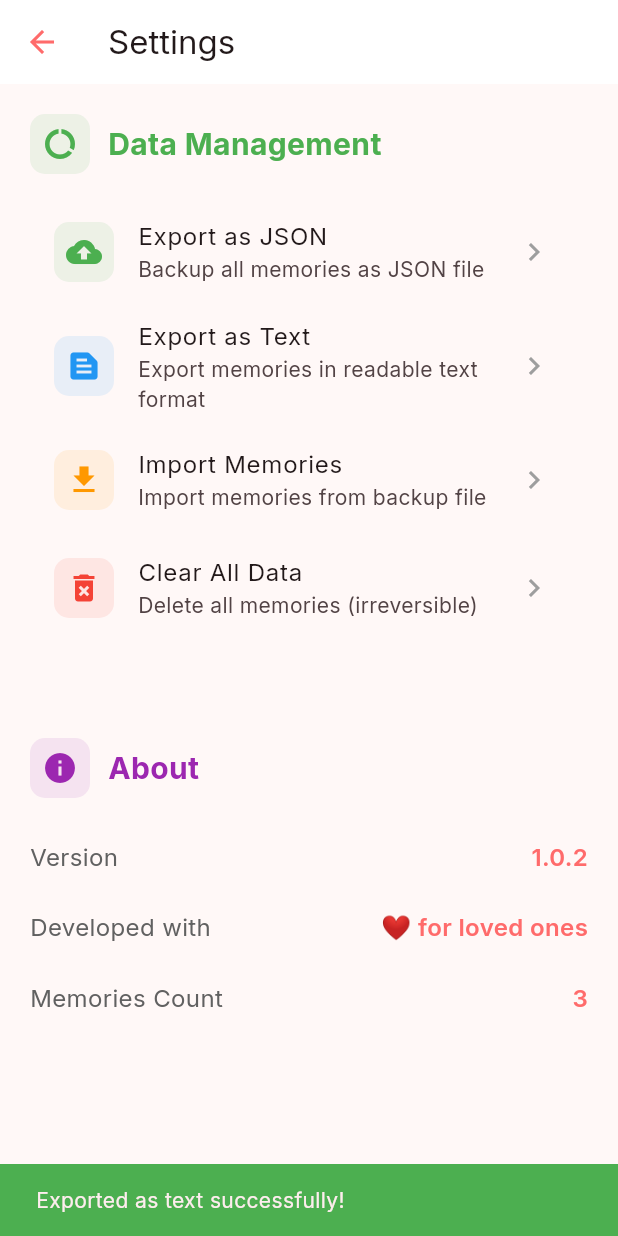
After one commit to munkh-hustle/muchi, a Flutter app: the SettingsScreen screen opened directly, after a tap on "Export as Text", on a phone screen of 412 x 824 dp. The commit adds this screen. Run offline on Flutter 3.47's test engine with Material 3 defaults, Android fonts, the phone set to English and light mode, and no system bars; our stand-ins replace file_picker, google_fonts, share_plus; Roboto replaces fonts that are missing (DancingScript).

Commit message:
version: 1.0.3+1
export/import data

```diff
--- /dev/null
+++ b/lib/screens/settings_screen.dart
@@ -0,0 +1,197 @@
+import 'package:flutter/material.dart';
+import 'package:muchi/data/memory_data.dart';
+import 'package:muchi/services/data_service.dart';
+
+class SettingsScreen extends StatelessWidget {
+  const SettingsScreen({super.key});
+
+  @override
+  Widget build(BuildContext context) {
+    return Scaffold(
+      appBar: AppBar(
+        title: const Text('Settings'),
+        backgroundColor: Colors.white,
+        elevation: 0,
+        iconTheme: const IconThemeData(color: Color(0xFFFF6B6B)),
+      ),
+      body: ListView(
+        padding: const EdgeInsets.all(20),
+        children: [
+          // Data Management Section
+          _buildSection(
+            title: 'Data Management',
+            icon: Icons.data_usage,
+            color: const Color(0xFF4CAF50),
+            children: [
+              _buildSettingItem(
+                icon: Icons.backup,
+                title: 'Export as JSON',
+                subtitle: 'Backup all memories as JSON file',
+                onTap: () => DataService.exportMemories(context),
+                color: const Color(0xFF4CAF50),
+              ),
+              _buildSettingItem(
+                icon: Icons.text_snippet,
+                title: 'Export as Text',
+                subtitle: 'Export memories in readable text format',
+                onTap: () => DataService.exportAsText(context),
+                color: const Color(0xFF2196F3),
+              ),
+              _buildSettingItem(
+                icon: Icons.download,
+                title: 'Import Memories',
+                subtitle: 'Import memories from backup file',
+                onTap: () => DataService.importMemories(context),
+                color: const Color(0xFFFF9800),
+              ),
+              _buildSettingItem(
+                icon: Icons.delete_forever,
+                title: 'Clear All Data',
+                subtitle: 'Delete all memories (irreversible)',
+                onTap: () => DataService.clearAllData(context),
+                color: Colors.red,
+              ),
+            ],
+          ),
+
+          const SizedBox(height: 40),
+
+          // Info Section
+          _buildSection(
+            title: 'About',
+            icon: Icons.info,
+            color: const Color(0xFF9C27B0),
+            children: [
+              _buildInfoItem(
+                'Version',
+                '1.0.2',
+              ),
+              _buildInfoItem(
+                'Developed with',
+                '❤️ for loved ones',
+              ),
+              _buildInfoItem(
+                'Memories Count',
+                '${MemoryData.memories.length}',
+              ),
+            ],
+          ),
+
+          const SizedBox(height: 60),
+
+          // Footer
+          Center(
+            child: Column(
+              children: [
+                Text(
+                  'LoveLines',
+                  style: TextStyle(
+                    fontSize: 18,
+                    color: Colors.grey.shade600,
+                    fontFamily: 'DancingScript',
+                  ),
+                ),
+                const SizedBox(height: 8),
+                Text(
+                  'Keep your love story alive 💖',
+                  style: TextStyle(
+                    fontSize: 14,
+                    color: Colors.grey.shade500,
+                  ),
+                ),
+              ],
+            ),
+          ),
+        ],
+      ),
+    );
+  }
+
+  Widget _buildSection({
+    required String title,
+    required IconData icon,
+    required Color color,
+    required List<Widget> children,
+  }) {
+    return Column(
+      crossAxisAlignment: CrossAxisAlignment.start,
+      children: [
+        Row(
+          children: [
+            Container(
+              width: 40,
+              height: 40,
+              decoration: BoxDecoration(
+                color: color.withOpacity(0.1),
+                borderRadius: BorderRadius.circular(10),
+              ),
+              child: Icon(icon, color: color),
+            ),
+            const SizedBox(width: 12),
+            Text(
+              title,
+              style: TextStyle(
+                fontSize: 20,
+                fontWeight: FontWeight.w700,
+                color: color,
+              ),
+            ),
+          ],
+        ),
+        const SizedBox(height: 16),
+        ...children,
+        const SizedBox(height: 24),
+      ],
+    );
+  }
+
+  Widget _buildSettingItem({
+    required IconData icon,
+    required String title,
+    required String subtitle,
+    required VoidCallback onTap,
+    required Color color,
+  }) {
+    return ListTile(
+      leading: Container(
+        width: 40,
+        height: 40,
+        decoration: BoxDecoration(
+          color: color.withOpacity(0.1),
+          borderRadius: BorderRadius.circular(10),
+        ),
+        child: Icon(icon, color: color),
+      ),
+      title: Text(title),
+      subtitle: Text(subtitle),
+      trailing: const Icon(Icons.chevron_right, color: Colors.grey),
+      onTap: onTap,
+    );
+  }
+
+  Widget _buildInfoItem(String label, String value) {
+    return Padding(
+      padding: const EdgeInsets.symmetric(vertical: 12),
+      child: Row(
+        mainAxisAlignment: MainAxisAlignment.spaceBetween,
+        children: [
+          Text(
+            label,
+            style: TextStyle(
+              fontSize: 16,
+              color: Colors.grey.shade700,
+            ),
+          ),
+          Text(
+            value,
+            style: const TextStyle(
+              fontSize: 16,
+              fontWeight: FontWeight.w600,
+              color: Color(0xFFFF6B6B),
+            ),
+          ),
+        ],
+      ),
+    );
+  }
+}
--- a/lib/screens/timeline_screen.dart
+++ b/lib/screens/timeline_screen.dart
@@ -3,6 +3,7 @@ import 'package:google_fonts/google_fonts.dart';
 import 'package:muchi/data/memory_data.dart';
 import 'package:muchi/screens/add_edit_memory_screen.dart';
 import 'package:muchi/screens/memory_detail_screen.dart';
+import 'package:muchi/screens/settings_screen.dart';
 import 'package:muchi/widgets/memory_card.dart';
 
 class TimelineScreen extends StatefulWidget {
@@ -374,6 +375,11 @@ class _TimelineScreenState extends State<TimelineScreen> {
                 color: Colors.grey,
                 onTap: () {
                   Navigator.pop(context);
+                  Navigator.push(
+                    context,
+                    MaterialPageRoute(
+                        builder: (context) => const SettingsScreen()),
+                  );
                 },
               ),
               const Spacer(),
--- /dev/null
+++ b/lib/services/data_service.dart
@@ -0,0 +1,252 @@
+import 'dart:convert';
+import 'dart:io';
+import 'package:file_picker/file_picker.dart';
+import 'package:flutter/material.dart';
+import 'package:path_provider/path_provider.dart';
+import 'package:muchi/data/memory.dart';
+import 'package:muchi/data/memory_data.dart';
+import 'package:share_plus/share_plus.dart';
+
+class DataService {
+  // Export memories as JSON file
+  static Future<void> exportMemories(BuildContext context) async {
+    try {
+      final memories = MemoryData.memories;
+      final List<Map<String, dynamic>> exportData = memories.map((memory) {
+        return {
+          'date': memory.date.toIso8601String(),
+          'title': memory.title,
+          'highlights': memory.highlights,
+          'fullStory': memory.fullStory,
+          'location': memory.location,
+          'loveRating': memory.loveRating,
+          'mood': memory.mood,
+          'weather': memory.weather,
+          'isMilestone': memory.isMilestone,
+          'tags': memory.tags,
+          'secretNote': memory.secretNote,
+        };
+      }).toList();
+
+      final jsonData = jsonEncode({
+        'app': 'LoveLines',
+        'version': '1.0',
+        'exportDate': DateTime.now().toIso8601String(),
+        'memoriesCount': memories.length,
+        'memories': exportData,
+      });
+
+      // Get app directory
+      final directory = await getApplicationDocumentsDirectory();
+      final timestamp = DateTime.now().millisecondsSinceEpoch;
+      final file = File('${directory.path}/lovelines_backup_$timestamp.json');
+
+      await file.writeAsString(jsonData);
+
+      // Share the file
+      await Share.shareXFiles(
+        [XFile(file.path)],
+        text: 'LoveLines Memories Backup',
+        subject: 'LoveLines Backup ${DateTime.now().toString()}',
+      );
+
+      ScaffoldMessenger.of(context).showSnackBar(
+        SnackBar(
+          content: Text('Exported ${memories.length} memories successfully!'),
+          backgroundColor: Colors.green,
+        ),
+      );
+    } catch (e) {
+      ScaffoldMessenger.of(context).showSnackBar(
+        SnackBar(
+          content: Text('Export failed: $e'),
+          backgroundColor: Colors.red,
+        ),
+      );
+    }
+  }
+
+  // Import memories from JSON file
+  static Future<void> importMemories(BuildContext context) async {
+    try {
+      FilePickerResult? result = await FilePicker.platform.pickFiles(
+        type: FileType.custom,
+        allowedExtensions: ['json', 'txt'],
+        allowMultiple: false,
+      );
+
+      if (result == null || result.files.isEmpty) return;
+
+      final file = File(result.files.single.path!);
+      final jsonString = await file.readAsString();
+      final jsonData = jsonDecode(jsonString);
+
+      // Validate JSON structure
+      if (jsonData['app'] != 'LoveLines') {
+        throw Exception('Invalid LoveLines backup file');
+      }
+
+      final importedMemories = (jsonData['memories'] as List)
+          .map((item) => Memory(
+                date: DateTime.parse(item['date']),
+                title: item['title'],
+                highlights: List<String>.from(item['highlights']),
+                fullStory: item['fullStory'],
+                location: item['location'],
+                loveRating: item['loveRating'],
+                mood: item['mood'],
+                weather: item['weather'],
+                isMilestone: item['isMilestone'],
+                tags: List<String>.from(item['tags']),
+                secretNote: item['secretNote'],
+              ))
+          .toList();
+
+      // Show confirmation dialog
+      bool? confirm = await showDialog<bool>(
+        context: context,
+        builder: (context) => AlertDialog(
+          title: const Text('Import Memories'),
+          content: Text(
+            'Found ${importedMemories.length} memories. Import them? '
+            'This will add them to your existing memories.',
+          ),
+          actions: [
+            TextButton(
+              onPressed: () => Navigator.pop(context, false),
+              child: const Text('Cancel'),
+            ),
+            ElevatedButton(
+              onPressed: () => Navigator.pop(context, true),
+              style: ElevatedButton.styleFrom(
+                backgroundColor: Colors.green,
+              ),
+              child: const Text('Import'),
+            ),
+          ],
+        ),
+      );
+
+      if (confirm == true) {
+        // Add imported memories
+        for (var memory in importedMemories) {
+          MemoryData.addMemory(memory);
+        }
+
+        ScaffoldMessenger.of(context).showSnackBar(
+          SnackBar(
+            content: Text(
+                'Successfully imported ${importedMemories.length} memories!'),
+            backgroundColor: Colors.green,
+          ),
+        );
+      }
+    } catch (e) {
+      ScaffoldMessenger.of(context).showSnackBar(
+        SnackBar(
+          content: Text('Import failed: $e'),
+          backgroundColor: Colors.red,
+        ),
+      );
+    }
+  }
+
+  // Export as plain text (readable format)
+  static Future<void> exportAsText(BuildContext context) async {
+    try {
+      final memories = MemoryData.memories;
+      final buffer = StringBuffer();
+
+      buffer.writeln('❤️ LoveLines Memories Export ❤️');
+      buffer.writeln('Exported: ${DateTime.now()}');
+      buffer.writeln('Total Memories: ${memories.length}');
+      buffer.writeln('=' * 50);
+      buffer.writeln();
+
+      for (var memory in memories) {
+        buffer.writeln('📅 ${memory.date.toLocal()}');
+        buffer.writeln('✨ ${memory.title}');
+        buffer.writeln('📍 ${memory.location}');
+        buffer.writeln('😊 Mood: ${memory.mood}');
+        buffer.writeln('☀️ Weather: ${memory.weather}');
+        buffer.writeln('💖 Love Rating: ${'❤️' * memory.loveRating}');
+        buffer.writeln('⭐ Milestone: ${memory.isMilestone ? 'Yes' : 'No'}');
+
+        buffer.writeln('\nHighlights:');
+        for (var highlight in memory.highlights) {
+          buffer.writeln('  • $highlight');
+        }
+
+        buffer.writeln('\nStory:');
+        buffer.writeln(memory.fullStory);
+
+        buffer.writeln('\nTags: ${memory.tags.join(", ")}');
+        buffer.writeln('\nSecret Note: ${memory.secretNote}');
+        buffer.writeln('=' * 50);
+        buffer.writeln();
+      }
+
+      final directory = await getApplicationDocumentsDirectory();
+      final timestamp = DateTime.now().millisecondsSinceEpoch;
+      final file = File('${directory.path}/lovelines_export_$timestamp.txt');
+
+      await file.writeAsString(buffer.toString());
+
+      await Share.shareXFiles(
+        [XFile(file.path)],
+        text: 'LoveLines Memories Text Export',
+      );
+
+      ScaffoldMessenger.of(context).showSnackBar(
+        const SnackBar(
+          content: Text('Exported as text successfully!'),
+          backgroundColor: Colors.green,
+        ),
+      );
+    } catch (e) {
+      ScaffoldMessenger.of(context).showSnackBar(
+        SnackBar(
+          content: Text('Export failed: $e'),
+          backgroundColor: Colors.red,
+        ),
+      );
+    }
+  }
+
+  // Clear all data (with confirmation)
+  static Future<void> clearAllData(BuildContext context) async {
+    bool? confirm = await showDialog<bool>(
+      context: context,
+      builder: (context) => AlertDialog(
+        title: const Text('Clear All Data'),
+        content: const Text(
+          '⚠️ WARNING: This will delete ALL memories permanently! '
+          'Make sure you have exported your data first.',
+        ),
+        actions: [
+          TextButton(
+            onPressed: () => Navigator.pop(context, false),
+            child: const Text('Cancel'),
+          ),
+          ElevatedButton(
+            onPressed: () => Navigator.pop(context, true),
+            style: ElevatedButton.styleFrom(
+              backgroundColor: Colors.red,
+            ),
+            child: const Text('Delete All'),
+          ),
+        ],
+      ),
+    );
+
+    if (confirm == true) {
+      MemoryData.memories.clear();
+      ScaffoldMessenger.of(context).showSnackBar(
+        const SnackBar(
+          content: Text('All memories have been deleted.'),
+          backgroundColor: Colors.red,
+        ),
+      );
+    }
+  }
+}
```
Also changed, not shown: pubspec.yaml (+11 -3 lines), pubspec.lock, 6 other files.
